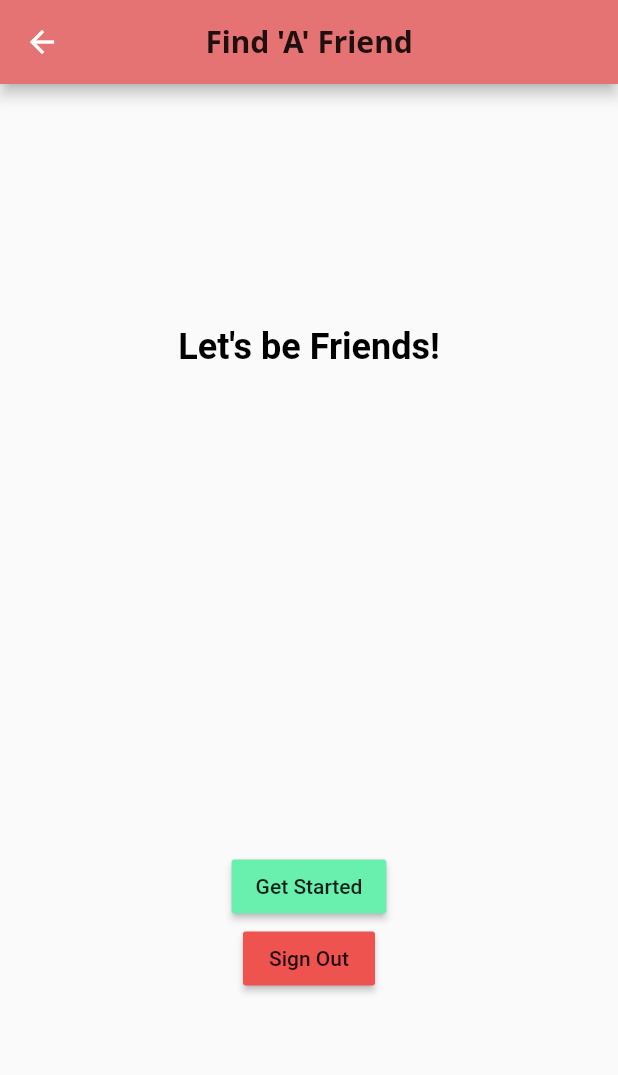
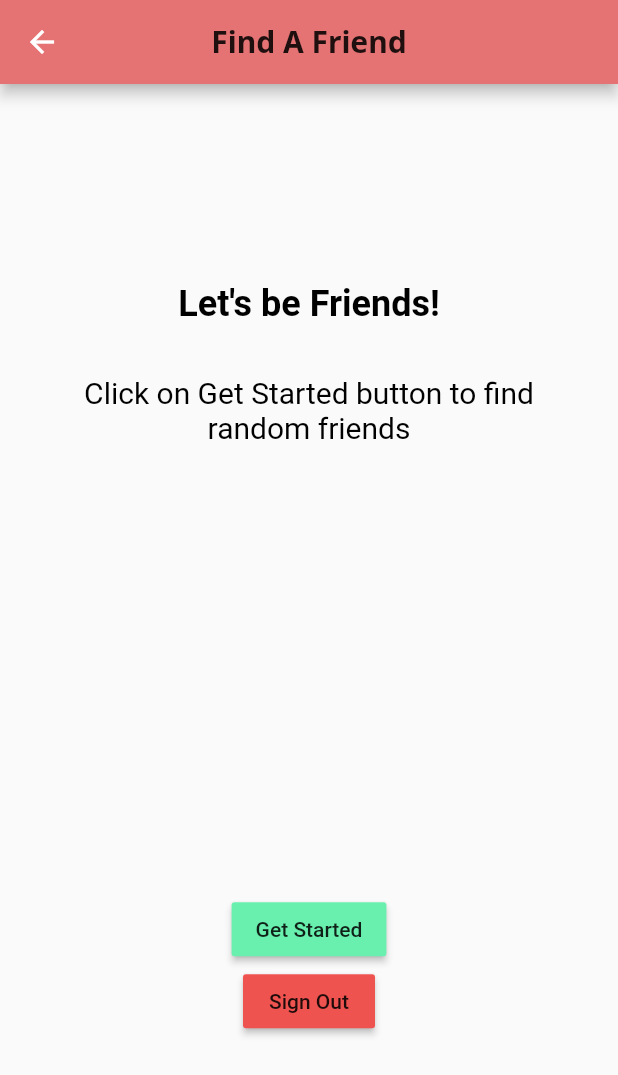
Before and after one commit to DIRGH712/Find-A-Friend, a Flutter app: the HomeScreen screen opened directly, on a phone screen of 412 x 824 dp. Shown: the top 1075 px of the screen. Run offline on Flutter 3.47's test engine with Material 2 defaults, Android fonts, the phone set to English and light mode, and no system bars; our stand-ins replace firebase_auth, firebase_core, flutter_swiper, google_fonts; accounts and stored records are empty.

Commit message:
final brush up

```diff
--- a/hackthrob/lib/screens/home/home.dart
+++ b/hackthrob/lib/screens/home/home.dart
@@ -11,7 +11,7 @@ class HomeScreen extends StatelessWidget {
     return Scaffold(
       appBar: AppBar(
         title: Text(
-          "Find 'A' Friend",
+          "Find A Friend",
           style: GoogleFonts.notoSans(
             color: Colors.black87,
             fontWeight: FontWeight.w700,
@@ -30,13 +30,14 @@ class HomeScreen extends StatelessWidget {
                   "Let's be Friends!",
                   style: headlineStyle,
                 ),
-                // Padding(
-                //   padding: const EdgeInsets.all(34.0),
-                //   child: Text(
-                //     "Click on Get Started button to connect with someone",
-                //     style: contentStyle,
-                //   ),
-                // ),
+                Padding(
+                  padding: const EdgeInsets.all(34.0),
+                  child: Text(
+                    "Click on Get Started button to find random friends",
+                    style: contentStyle,
+                    textAlign: TextAlign.center,
+                  ),
+                ),
               ],
             ),
             Column(
--- a/hackthrob/lib/screens/signup/signup.dart
+++ b/hackthrob/lib/screens/signup/signup.dart
@@ -30,7 +30,7 @@ class SignUpScreen extends StatelessWidget {
                             fontSize: 80.0, fontWeight: FontWeight.bold)),
                   ),
                   Container(
-                    padding: EdgeInsets.fromLTRB(320.0, 175.0, 0.0, 0.0),
+                    padding: EdgeInsets.fromLTRB(313.0, 175.0, 0.0, 0.0),
                     child: Text('.',
                         style: TextStyle(
                             fontSize: 80.0,
```
